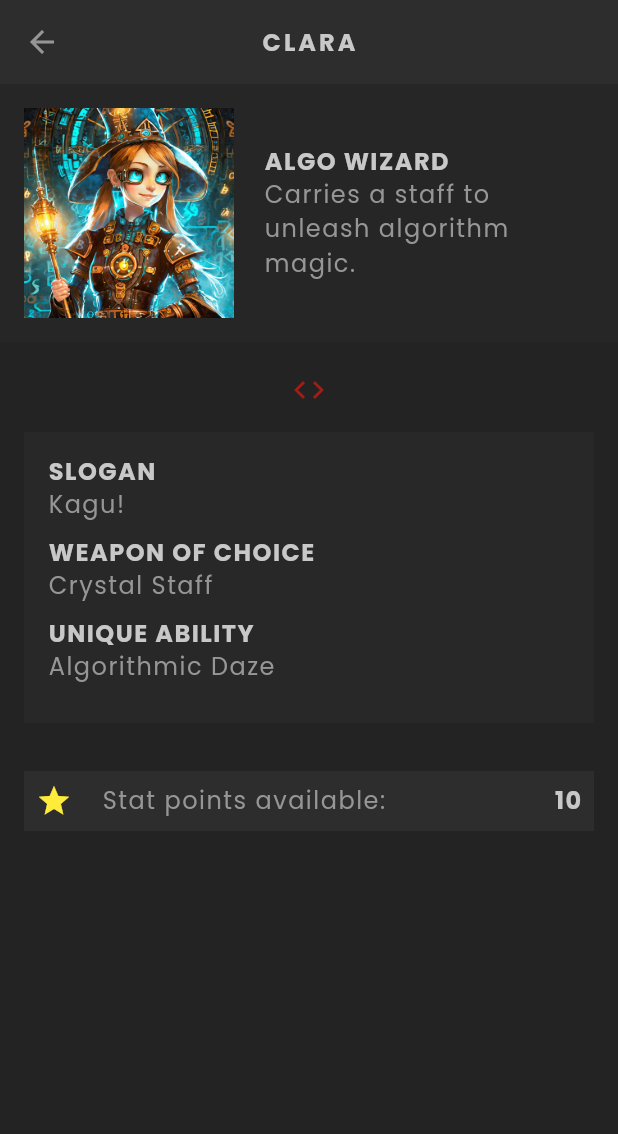
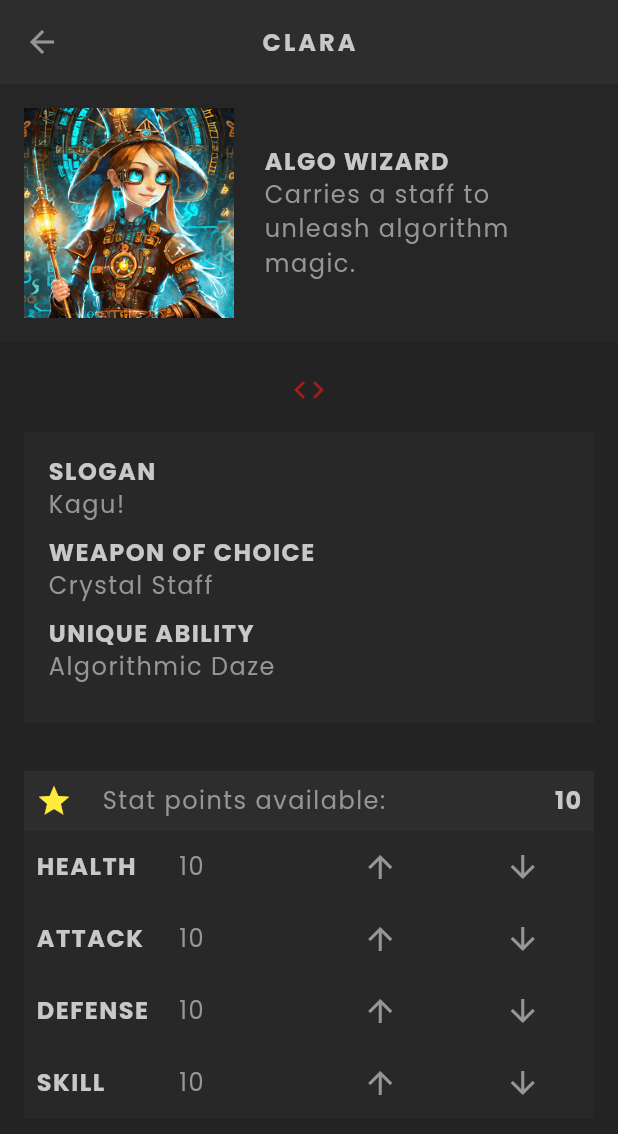
Before and after one commit to hasangoli/rpg, a Flutter app: the screen it shows after launch, after a tap on the "arrow forward" icon, on a phone screen of 412 x 824 dp. Shown: the top 1134 px of the screen. Run offline on Flutter 3.47's test engine with Material 3 defaults, Android fonts, the light colour scheme and no system bars; our stand-ins replace google_fonts.

Commit message:
Stats table done

```diff
--- a/lib/models/stats.dart
+++ b/lib/models/stats.dart
@@ -49,6 +49,7 @@ mixin Stats {
       if (stat == 'skill') {
         _skill++;
       }
+      _points--;
     }
   }
 
--- a/lib/screens/profile/stats_table.dart
+++ b/lib/screens/profile/stats_table.dart
@@ -40,6 +40,59 @@ class _StatsTableState extends State<StatsTable> {
               ],
             ),
           ),
+          Table(
+            children: widget.character.statsAsFormattedList.map((stat) {
+              return TableRow(
+                decoration: BoxDecoration(
+                  color: AppColors.secondaryColor.withValues(alpha: 0.5),
+                ),
+                children: [
+                  TableCell(
+                    verticalAlignment: TableCellVerticalAlignment.middle,
+                    child: Padding(
+                      padding: EdgeInsets.all(8),
+                      child: StyledHeading(stat['title']!),
+                    ),
+                  ),
+                  TableCell(
+                    verticalAlignment: TableCellVerticalAlignment.middle,
+                    child: Padding(
+                      padding: EdgeInsets.all(8),
+                      child: StyledText(stat['value']!),
+                    ),
+                  ),
+                  TableCell(
+                    verticalAlignment: TableCellVerticalAlignment.middle,
+                    child: IconButton(
+                      icon: Icon(
+                        Icons.arrow_upward,
+                        color: AppColors.textColor,
+                      ),
+                      onPressed: () {
+                        setState(() {
+                          widget.character.increaseStat(stat['title']!);
+                        });
+                      },
+                    ),
+                  ),
+                  TableCell(
+                    verticalAlignment: TableCellVerticalAlignment.middle,
+                    child: IconButton(
+                      icon: Icon(
+                        Icons.arrow_downward,
+                        color: AppColors.textColor,
+                      ),
+                      onPressed: () {
+                        setState(() {
+                          widget.character.decreaseStat(stat['title']!);
+                        });
+                      },
+                    ),
+                  ),
+                ],
+              );
+            }).toList(),
+          ),
         ],
       ),
     );
```
